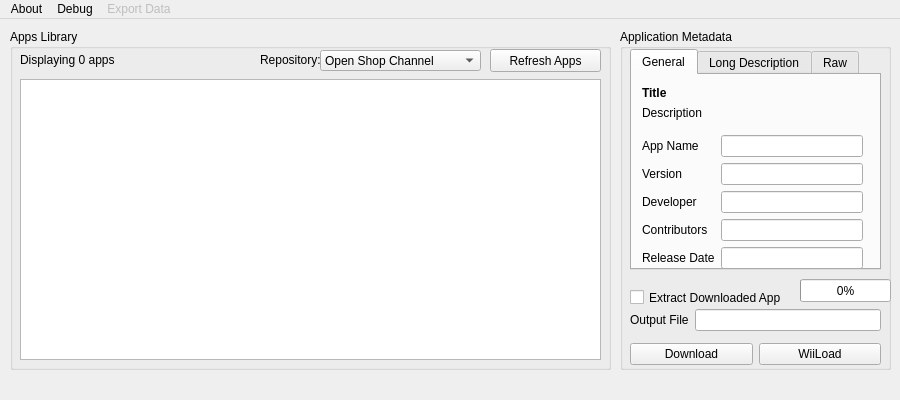
Above: gui/united.ui from dhtdht020/osc-dl before the change. Below: the same form after it.
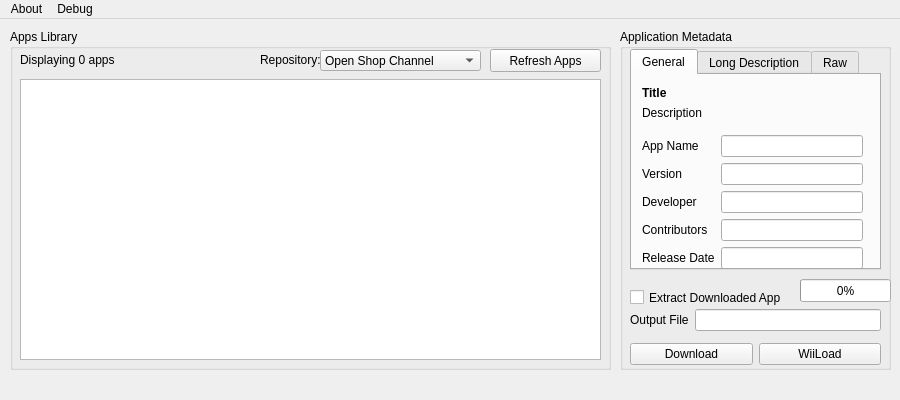
That is the form after the change.

Commit message: Removed export functionality leftovers

The edit to the form file:
```diff
--- a/gui/united.ui
+++ b/gui/united.ui
@@ -506,21 +506,6 @@
     </property>
     <addaction name="actionAbout_OSC_DL"/>
    </widget>
-   <widget class="QMenu" name="menuExport">
-    <property name="enabled">
-     <bool>false</bool>
-    </property>
-    <property name="title">
-     <string>Export Data</string>
-    </property>
-    <widget class="QMenu" name="menuApplication_List">
-     <property name="title">
-      <string>Application List</string>
-     </property>
-     <addaction name="actionTXT_file"/>
-    </widget>
-    <addaction name="menuApplication_List"/>
-   </widget>
    <widget class="QMenu" name="menuDebug">
     <property name="title">
      <string>Debug</string>
@@ -530,7 +515,6 @@
    </widget>
    <addaction name="menuAbout"/>
    <addaction name="menuDebug"/>
-   <addaction name="menuExport"/>
   </widget>
   <widget class="QStatusBar" name="statusBar">
    <property name="sizeGripEnabled">
```
The commit also changes 2 other files.
